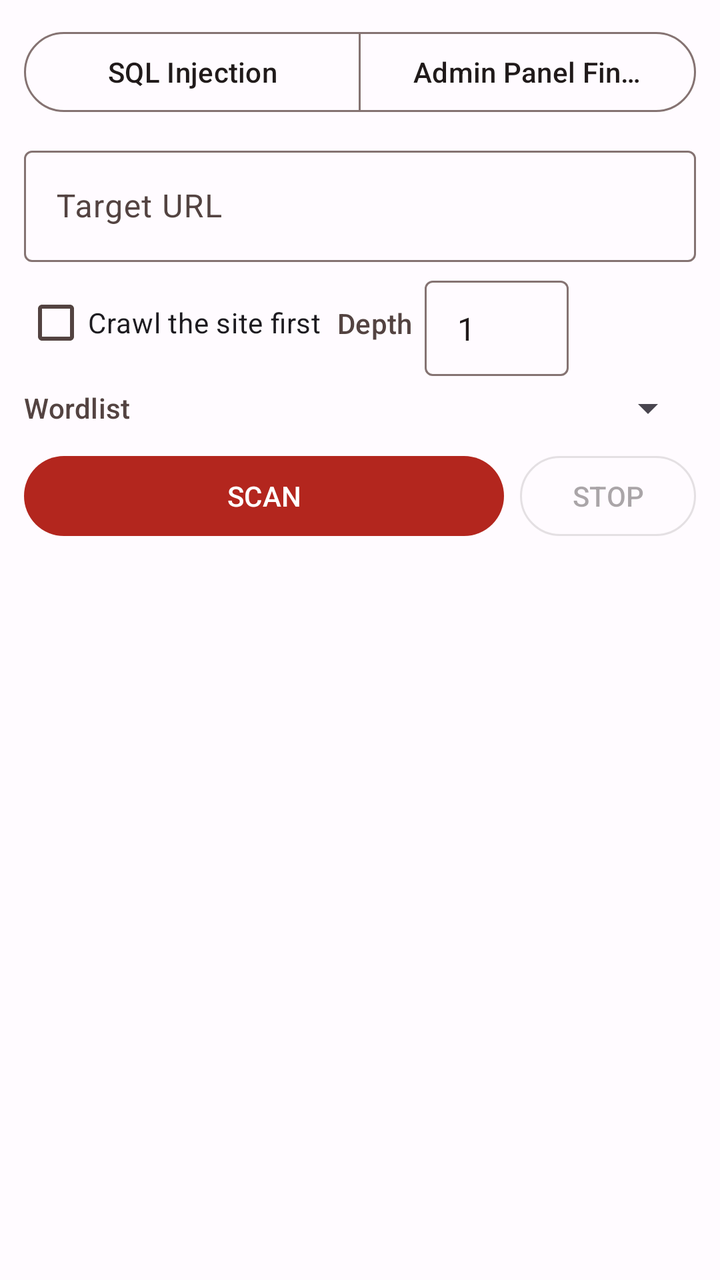
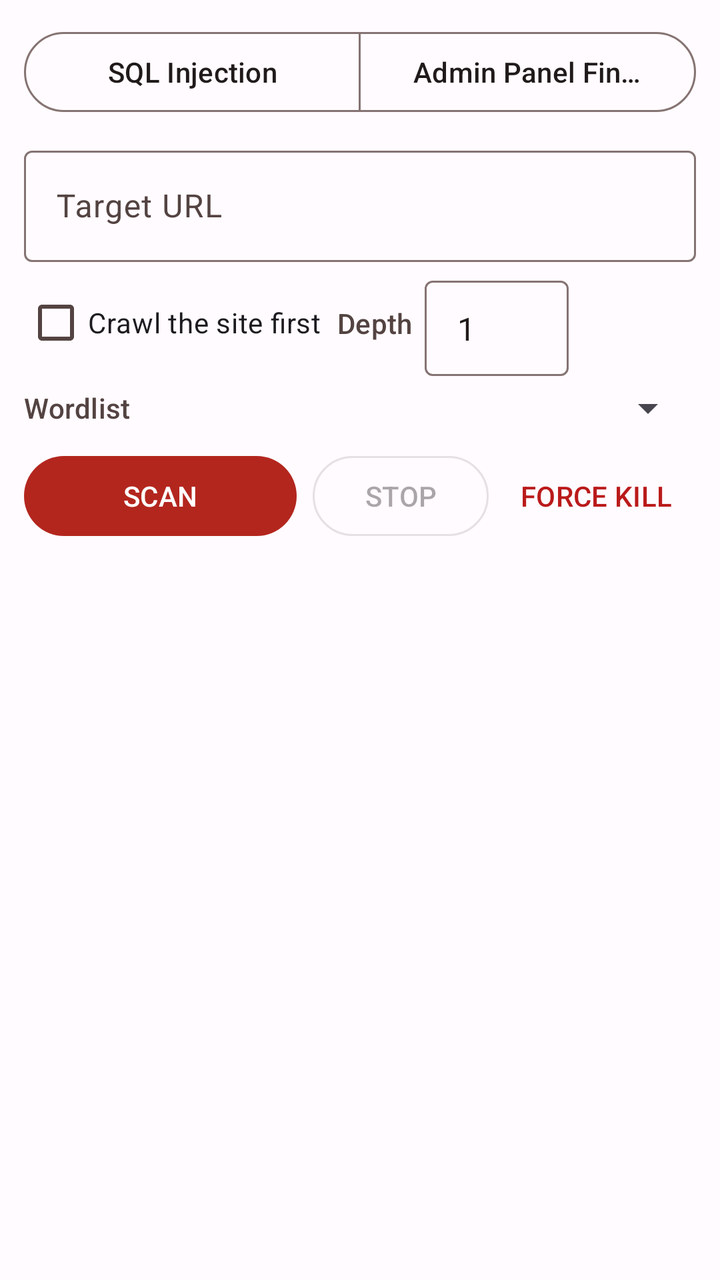

The first picture is an Android layout as it rendered before a commit; the second is the same layout after the commit. The layout source and the unified diff follow.
<!-- AndroidManifest.xml: application theme Theme.BugDeck -->
<!-- res/layout/fragment_scanner.xml -->
<?xml version="1.0" encoding="utf-8"?>
<LinearLayout xmlns:android="http://schemas.android.com/apk/res/android"
    xmlns:app="http://schemas.android.com/apk/res-auto"
    android:layout_width="match_parent"
    android:layout_height="match_parent"
    android:background="?android:attr/colorBackground"
    android:orientation="vertical"
    android:padding="12dp">

    
    <com.google.android.material.button.MaterialButtonToggleGroup
        android:id="@+id/modeGroup"
        android:layout_width="match_parent"
        android:layout_height="wrap_content"
        app:selectionRequired="true"
        app:singleSelection="true">

        <com.google.android.material.button.MaterialButton
            android:id="@+id/modeSqli"
            style="?attr/materialButtonOutlinedStyle"
            android:layout_width="0dp"
            android:layout_height="wrap_content"
            android:layout_weight="1"
            android:text="@string/mode_sqli" />

        <com.google.android.material.button.MaterialButton
            android:id="@+id/modeAdmin"
            style="?attr/materialButtonOutlinedStyle"
            android:layout_width="0dp"
            android:layout_height="wrap_content"
            android:layout_weight="1"
            android:text="@string/mode_admin" />
    </com.google.android.material.button.MaterialButtonToggleGroup>

    <com.google.android.material.textfield.TextInputLayout
        android:id="@+id/targetLayout"
        style="@style/Widget.Material3.TextInputLayout.OutlinedBox"
        android:layout_width="match_parent"
        android:layout_height="wrap_content"
        android:layout_marginTop="10dp"
        android:hint="@string/label_target">

        <com.google.android.material.textfield.TextInputEditText
            android:id="@+id/target"
            android:layout_width="match_parent"
            android:layout_height="wrap_content"
            android:importantForAutofill="no"
            android:inputType="textUri"
            android:maxLines="1" />
    </com.google.android.material.textfield.TextInputLayout>

    <LinearLayout
        android:layout_width="match_parent"
        android:layout_height="wrap_content"
        android:layout_marginTop="4dp"
        android:gravity="center_vertical"
        android:orientation="horizontal">

        <com.google.android.material.checkbox.MaterialCheckBox
            android:id="@+id/crawlBox"
            android:layout_width="wrap_content"
            android:layout_height="wrap_content"
            android:text="@string/source_crawl" />

        <TextView
            android:id="@+id/depthLabel"
            style="@style/Widget.BugDeck.SectionLabel"
            android:layout_width="wrap_content"
            android:layout_height="wrap_content"
            android:layout_marginStart="8dp"
            android:text="@string/label_depth" />

        <com.google.android.material.textfield.TextInputLayout
            android:id="@+id/depthLayout"
            style="@style/Widget.Material3.TextInputLayout.OutlinedBox.Dense"
            android:layout_width="72dp"
            android:layout_height="wrap_content"
            android:layout_marginStart="6dp">

            <com.google.android.material.textfield.TextInputEditText
                android:id="@+id/depth"
                android:layout_width="match_parent"
                android:layout_height="wrap_content"
                android:importantForAutofill="no"
                android:inputType="number"
                android:maxLines="1"
                android:text="1" />
        </com.google.android.material.textfield.TextInputLayout>
    </LinearLayout>

    <LinearLayout
        android:id="@+id/wordlistRow"
        android:layout_width="match_parent"
        android:layout_height="wrap_content"
        android:layout_marginTop="4dp"
        android:gravity="center_vertical"
        android:orientation="horizontal">

        <TextView
            style="@style/Widget.BugDeck.SectionLabel"
            android:layout_width="wrap_content"
            android:layout_height="wrap_content"
            android:text="@string/label_wordlist" />

        <Spinner
            android:id="@+id/wordlistSpinner"
            android:layout_width="0dp"
            android:layout_height="wrap_content"
            android:layout_marginStart="8dp"
            android:layout_weight="1" />
    </LinearLayout>

    <LinearLayout
        android:layout_width="match_parent"
        android:layout_height="wrap_content"
        android:layout_marginTop="8dp"
        android:orientation="horizontal">

        <com.google.android.material.button.MaterialButton
            android:id="@+id/scan"
            android:layout_width="0dp"
            android:layout_height="wrap_content"
            android:layout_weight="1"
            android:text="@string/btn_scan" />

        <com.google.android.material.button.MaterialButton
            android:id="@+id/stop"
            style="@style/Widget.Material3.Button.OutlinedButton"
            android:layout_width="wrap_content"
            android:layout_height="wrap_content"
            android:layout_marginStart="8dp"
            android:enabled="false"
            android:text="@string/btn_stop" />
    </LinearLayout>

    
    <ProgressBar
        android:id="@+id/progress"
        style="?android:attr/progressBarStyleHorizontal"
        android:layout_width="match_parent"
        android:layout_height="wrap_content"
        android:layout_marginTop="8dp"
        android:max="100"
        android:progressTint="?attr/colorPrimary"
        android:visibility="gone" />

    <TextView
        android:id="@+id/status"
        style="@style/Widget.BugDeck.StatusText"
        android:layout_width="match_parent"
        android:layout_height="wrap_content"
        android:paddingTop="6dp"
        android:paddingBottom="6dp" />

    
    <androidx.recyclerview.widget.RecyclerView
        android:id="@+id/results"
        android:layout_width="match_parent"
        android:layout_height="0dp"
        android:layout_weight="1"
        android:clipToPadding="false"
        android:paddingBottom="12dp" />

</LinearLayout>
<!-- resources referenced by this layout -->
<resources>
  <string name="btn_scan">SCAN</string>
  <string name="btn_stop">STOP</string>
  <string name="label_depth">Depth</string>
  <string name="label_target">Target URL</string>
  <string name="label_wordlist">Wordlist</string>
  <string name="mode_admin">Admin Panel Finder</string>
  <string name="mode_sqli">SQL Injection</string>
  <string name="source_crawl">Crawl the site first</string>
  <style name="Widget.BugDeck.SectionLabel" parent="">
          <item name="android:textAppearance">?attr/textAppearanceLabelLarge</item>
          <item name="android:textColor">?attr/colorOnSurfaceVariant</item>
      </style>
  <style name="Widget.BugDeck.StatusText" parent="">
          <item name="android:textAppearance">?attr/textAppearanceBodySmall</item>
          <item name="android:textColor">?attr/colorOnSurfaceVariant</item>
      </style>
  <color name="md_primary_light">#FFB3261E</color>
  <color name="md_on_primary_light">#FFFFFFFF</color>
  <color name="md_primary_container_light">#FFFFDAD6</color>
  <color name="md_on_primary_container_light">#FF410002</color>
  <color name="md_secondary_light">#FF775652</color>
  <color name="md_on_secondary_light">#FFFFFFFF</color>
  <color name="md_secondary_container_light">#FFFFDAD6</color>
  <color name="md_on_secondary_container_light">#FF2C1512</color>
  <color name="md_tertiary_light">#FF725B2E</color>
  <color name="md_on_tertiary_light">#FFFFFFFF</color>
  <color name="md_tertiary_container_light">#FFFFDEA6</color>
  <color name="md_on_tertiary_container_light">#FF271900</color>
  <color name="md_error_light">#FFBA1A1A</color>
  <color name="md_on_error_light">#FFFFFFFF</color>
  <color name="md_error_container_light">#FFFFDAD6</color>
  <color name="md_on_error_container_light">#FF410002</color>
  <color name="md_background_light">#FFFFFBFF</color>
  <color name="md_on_background_light">#FF201A1A</color>
  <color name="md_surface_light">#FFFFFBFF</color>
  <color name="md_on_surface_light">#FF201A1A</color>
  <color name="md_surface_variant_light">#FFF5DDDA</color>
  <color name="md_on_surface_variant_light">#FF534341</color>
  <color name="md_surface_container_lowest_light">#FFFFFFFF</color>
  <color name="md_surface_container_low_light">#FFFFF1EF</color>
  <color name="md_surface_container_light">#FFFCEAE7</color>
  <color name="md_surface_container_high_light">#FFF7E4E1</color>
  <color name="md_surface_container_highest_light">#FFF1DFDC</color>
  <color name="md_outline_light">#FF857372</color>
  <color name="md_outline_variant_light">#FFD8C2BF</color>
  <color name="md_inverse_surface_light">#FF362F2F</color>
  <color name="md_inverse_on_surface_light">#FFFBEEEC</color>
  <color name="md_inverse_primary_light">#FFFFB4AB</color>
  <style name="Theme.BugDeck.Dialog" parent="ThemeOverlay.Material3.MaterialAlertDialog">
          <item name="shapeAppearanceOverlay">@style/ShapeAppearance.BugDeck.Dialog</item>
      </style>
  <style name="ShapeAppearance.BugDeck.Dialog" parent="">
          <item name="cornerFamily">rounded</item>
          <item name="cornerSize">28dp</item>
      </style>
</resources>

<!-- the commit's change to res/layout/fragment_scanner.xml (unified diff, before → after) -->
@@ -131,6 +131,16 @@
             android:layout_marginStart="8dp"
             android:enabled="false"
             android:text="@string/btn_stop" />
+
+        <com.google.android.material.button.MaterialButton
+            android:id="@+id/forceKill"
+            style="@style/Widget.Material3.Button.TextButton"
+            android:layout_width="wrap_content"
+            android:layout_height="wrap_content"
+            android:layout_marginStart="4dp"
+            android:enabled="false"
+            android:text="@string/btn_force_kill"
+            android:textColor="?attr/colorError" />
     </LinearLayout>
 
     
<!-- resource entries referenced after the edit -->
@@ -1,5 +1,6 @@
 <!-- resources referenced by this layout -->
 <resources>
+  <string name="btn_force_kill">FORCE KILL</string>
   <string name="btn_scan">SCAN</string>
   <string name="btn_stop">STOP</string>
   <string name="label_depth">Depth</string>
